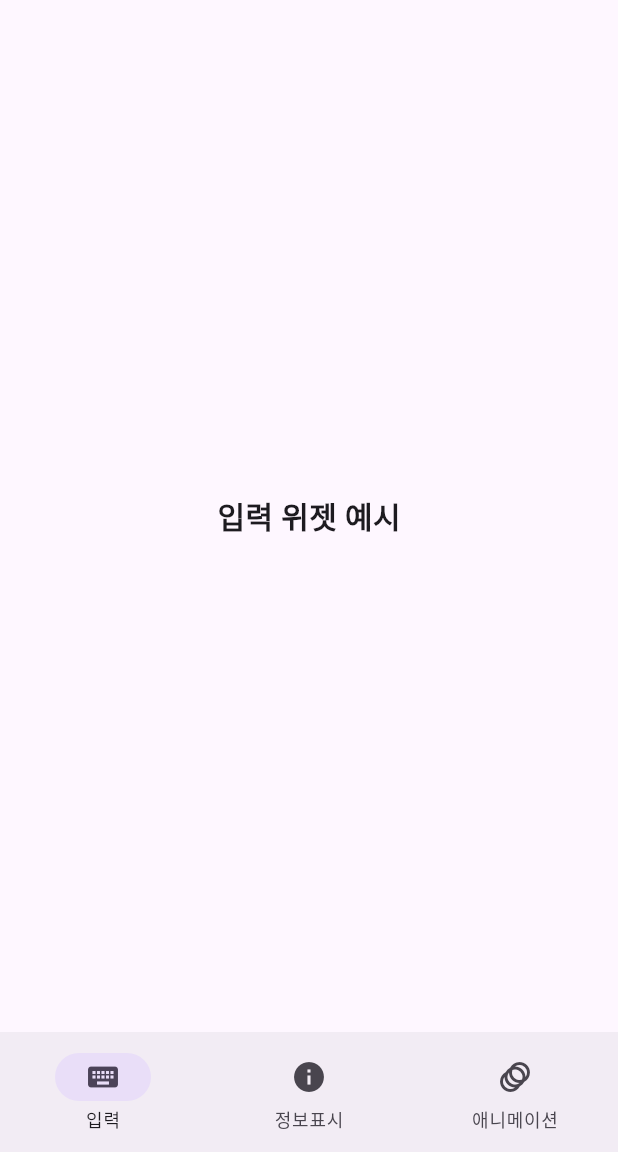
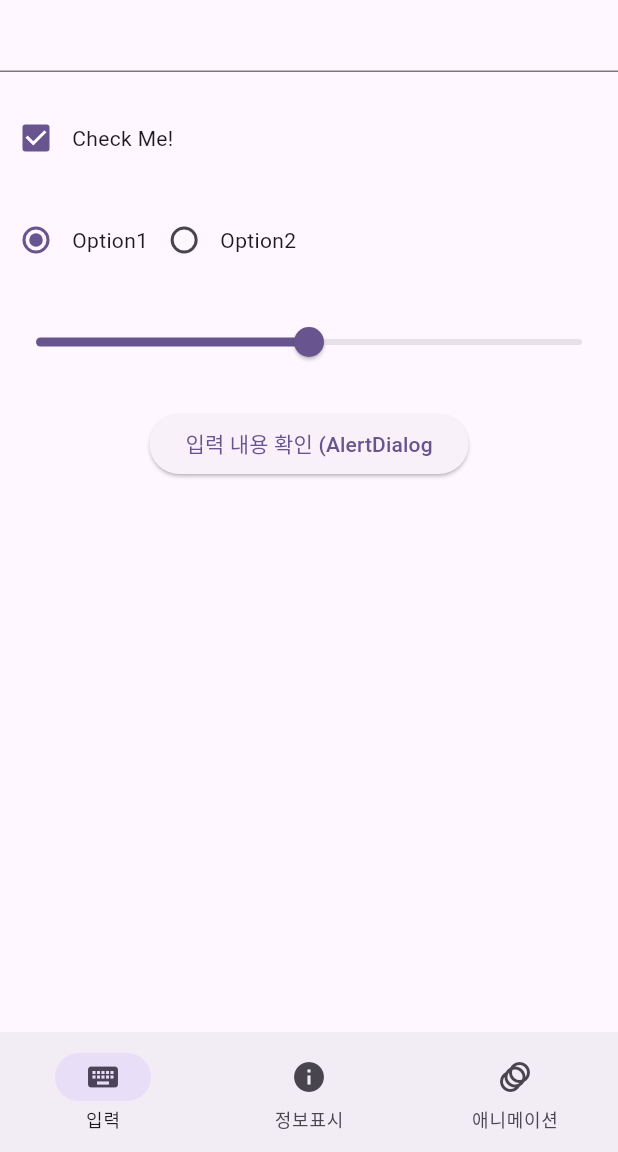
Before and after one commit to kimyk0101/flutter_basics, a Flutter app: the WidgetGallery screen opened by its route, on a phone screen of 412 x 824 dp, the part 84-1236 px from its top. Run offline on Flutter 3.47's test engine with Material 3 defaults, Android fonts, the phone set to English and light mode, and no system bars.

Commit message:
clean up codes

```diff
--- a/lib/widgets/input_widget_example.dart
+++ b/lib/widgets/input_widget_example.dart
@@ -10,11 +10,36 @@ class InputWidgetExample extends StatefulWidget {
 class _InputWidgetExampleState extends State<InputWidgetExample> {
   @override
   Widget build(BuildContext context) {
-    return Center(
-      child: Text(
-        "입력 위젯 예시",
-        style: TextStyle(fontSize: 20, fontWeight: FontWeight.bold),
-      ),
+    // return Center(
+    //   child: Text(
+    //     "입력 위젯 예시",
+    //     style: TextStyle(fontSize: 20, fontWeight: FontWeight.bold),
+    //   ),
+    // );
+    return Column(
+      children: <Widget>[
+        TextField(),
+        SizedBox(height: 20),
+        Row(
+          children: <Widget>[
+            Checkbox(value: true, onChanged: (bool? value) {}),
+            Text("Check Me!"),
+          ],
+        ),
+        SizedBox(height: 20),
+        Row(
+          children: <Widget>[
+            Radio<int>(value: 0, groupValue: 0, onChanged: (int? value) {}),
+            Text("Option1"),
+            Radio<int>(value: 1, groupValue: 0, onChanged: (int? value) {}),
+            Text("Option2"),
+          ],
+        ),
+        SizedBox(height: 20),
+        Slider(value: 50, min: 0, max: 100, onChanged: (double value) {}),
+        SizedBox(height: 20),
+        ElevatedButton(onPressed: () {}, child: Text("입력 내용 확인 (AlertDialog")),
+      ],
     );
   }
 }
```
